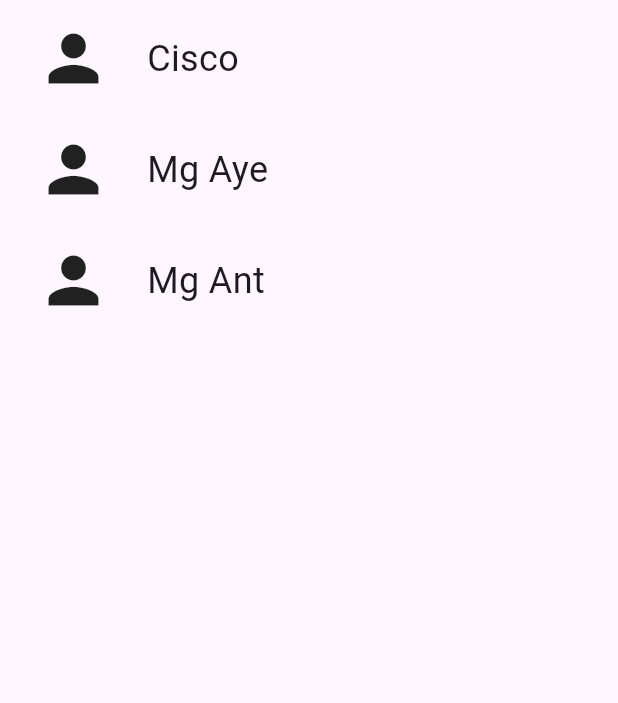
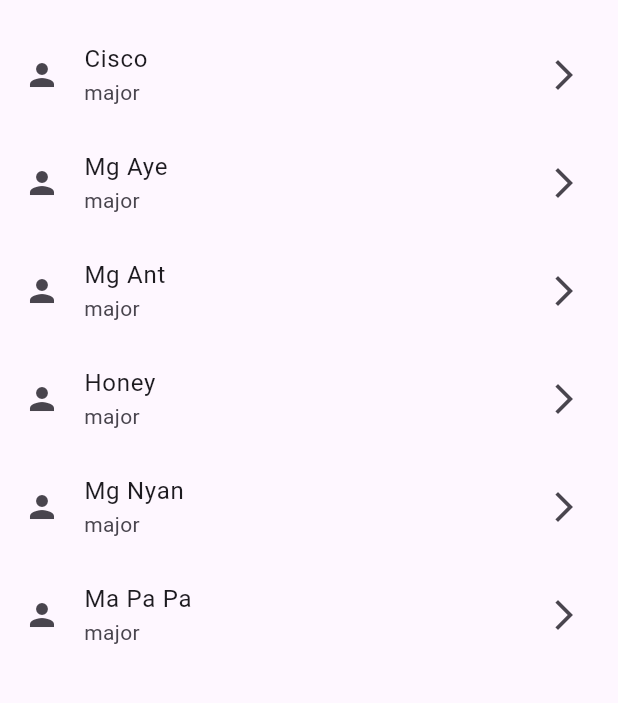
Before and after one commit to aungkoman/flutter-0-to-hero, a Flutter app: the screen it shows after launch, on a phone screen of 412 x 824 dp, the part 63-766 px from its top. Run offline on Flutter 3.47's test engine with Material 3 defaults, Android fonts, the phone set to English and light mode, and no system bars.

Commit message:
Update home_page.dart

```diff
--- a/lib/home_page.dart
+++ b/lib/home_page.dart
@@ -10,60 +10,24 @@ class HomePage extends StatefulWidget {
 }
 
 class _HomePageState extends State<HomePage> {
+  // variable
+  List<String> nameList = ["Cisco", "Mg Aye", "Mg Ant", "Honey", "Mg Nyan", "Ma Pa Pa"];
+  // List<String> majorList = ["CS", "CT", "IT", "Math", "Phtyos"]
+
   @override
   Widget build(BuildContext context) {
     return Scaffold(
       appBar: AppBar(
         title: Text("AU Connect"),
       ),
-      body: Column(
+      body: ListView(
         children: [
-          InkWell(
-            onTap: (){
-              print("Cisco was tapped");
-              print("hello");
-              Navigator.of(context).push(
-                MaterialPageRoute<void>(
-                  builder: (context) => const CiscoPage(),
-                ),
-              );
-            },
-            child: Row(
-              children: [
-                SizedBox(width: 24.0,),
-                Icon(Icons.person, size: 50,),
-                SizedBox(width: 24.0,),
-                Text("Cisco", style: TextStyle(fontSize: 24),)
-              ],
-            ),
-          ),
-          SizedBox(height: 24,),
-          InkWell(
-            onTap: (){
-              Navigator.of(context).push(
-                MaterialPageRoute<void>(
-                  builder: (context) => const MgayePage(),
-                ),
-              );
-            },
-            child: Row(
-              children: [
-                SizedBox(width: 24.0,),
-                Icon(Icons.person, size: 50,),
-                SizedBox(width: 24.0,),
-                Text("Mg Aye", style: TextStyle(fontSize: 24),)
-              ],
-            ),
-          ),
-          SizedBox(height: 24,),
-          Row(
-            children: [
-              SizedBox(width: 24.0,),
-              Icon(Icons.person, size: 50,),
-              SizedBox(width: 24.0,),
-              Text("Mg Ant", style: TextStyle(fontSize: 24),)
-            ],
-          )
+          ...nameList.map((name) => ListTile(
+            leading: Icon(Icons.person),
+            title: Text(name),
+            subtitle: Text("major"),
+            trailing: Icon(Icons.arrow_forward_ios),
+          ))
         ],
       ),
     );
```
